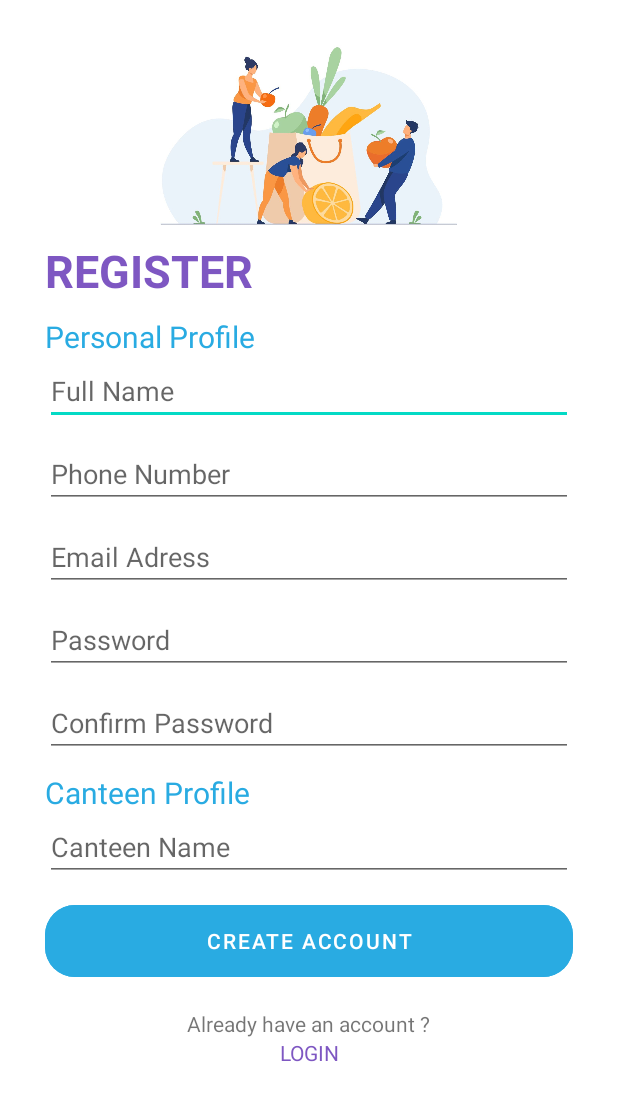
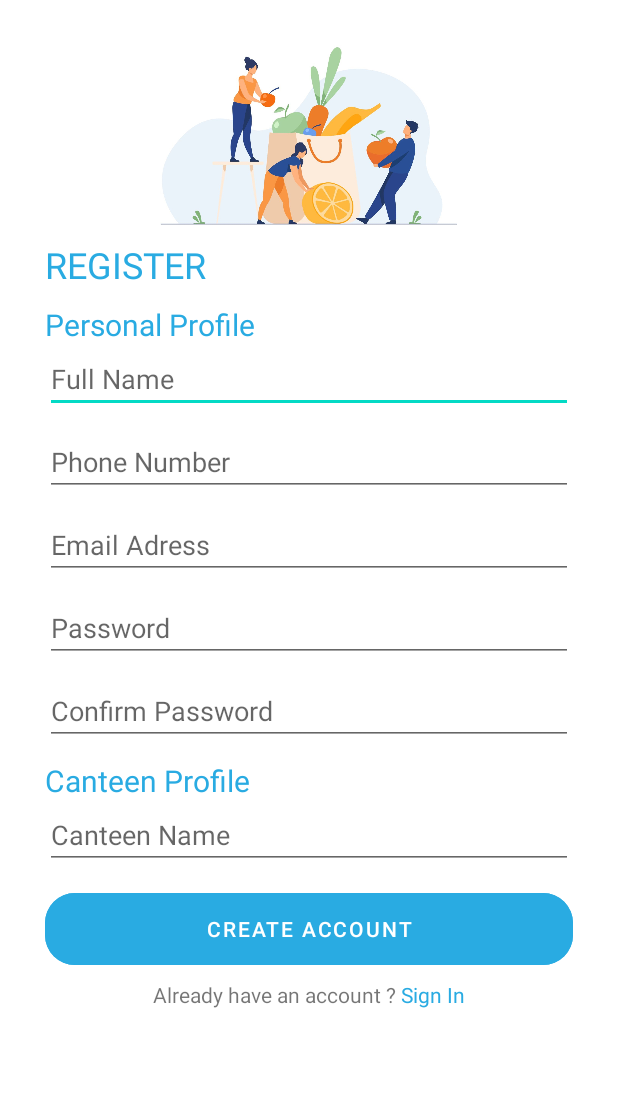
Before and after one commit to vinri/OnCanteen, an Android app: the regSeller screen opened directly, with no data from a screen before it, on a phone screen of 412 x 824 dp. Shown: the top 1101 px of the screen. Run offline under Robolectric (Android 15) with nearby library versions, the phone set to English and light mode, and no system bars; our stand-ins replace Firebase (no records; nobody signed in at launch, a user with empty details on screens opened directly).

Commit message:
update xml

```diff
--- a/app/src/main/res/layout/activity_dashboard.xml
+++ b/app/src/main/res/layout/activity_dashboard.xml
@@ -80,13 +80,12 @@
             android:layout_marginTop="8dp"
             android:layout_marginLeft="16dp"
             android:layout_marginRight="16dp"
-
             android:id="@+id/canteen_list"
             android:layout_below="@+id/topLayout"
             android:layout_width="match_parent"
             android:layout_height="match_parent"
-
-            android:layout_above="@+id/navBar"/>
+            android:layout_above="@+id/navBar"
+            android:layout_centerHorizontal="true"/>
     <com.ismaeldivita.chipnavigation.ChipNavigationBar
         android:id="@+id/navBar"
         android:layout_width="match_parent"
--- a/app/src/main/res/layout/activity_reg_seller.xml
+++ b/app/src/main/res/layout/activity_reg_seller.xml
@@ -30,9 +30,8 @@
                 android:layout_width="match_parent"
                 android:layout_height="wrap_content"
                 android:text="REGISTER"
-                android:textSize="30sp"
-                android:textStyle="bold"
-                android:textColor="#7E57C2"
+                android:textSize="24sp"
+                android:textColor="@color/colorAccent"
                 android:layout_marginBottom="10dp"
                 android:id="@+id/test"/>
             <TextView
@@ -99,23 +98,31 @@
                 android:backgroundTint="@color/colorAccent"
                 android:text="CREATE ACCOUNT"
                 app:cornerRadius="20dp" />
+            <LinearLayout
+                android:layout_marginTop="4dp"
+                android:layout_width="match_parent"
+                android:layout_height="wrap_content"
+                android:gravity="center"
+                android:orientation="horizontal">
+
                 <TextView
                     android:layout_width="wrap_content"
                     android:layout_height="wrap_content"
-                android:text="Already have an account ?"
-                android:layout_marginTop="15dp"
+                    android:text="Already have an account ? "
                     android:layout_gravity="center"
                     />
                 <TextView
-                android:layout_width="match_parent"
+                    android:layout_width="wrap_content"
                     android:layout_height="wrap_content"
-                android:text="LOGIN"
-                android:layout_marginBottom="10dp"
+                    android:text="Sign In"
                     android:textAlignment="center"
                     android:id="@+id/backToLogin"
-                android:textColor="#7E57C2"
+                    android:textColor="@color/colorAccent"
 
                     />
+
+
+            </LinearLayout>
 
         </LinearLayout>
     </ScrollView>
--- a/app/src/main/res/layout/item_canteen.xml
+++ b/app/src/main/res/layout/item_canteen.xml
@@ -14,8 +14,8 @@
         >
 
         <ImageView
-            android:layout_width="160dp"
-            android:layout_height="160dp"
+            android:layout_width="120dp"
+            android:layout_height="120dp"
             android:src="@drawable/ic_baseline_image_24"
             android:id="@+id/canteenImg"
             />
```
Also changed, not shown: app/src/main/res/layout/activity_register.xml (+20 -11 lines). Lines whose indentation alone changed are shown as unchanged.
